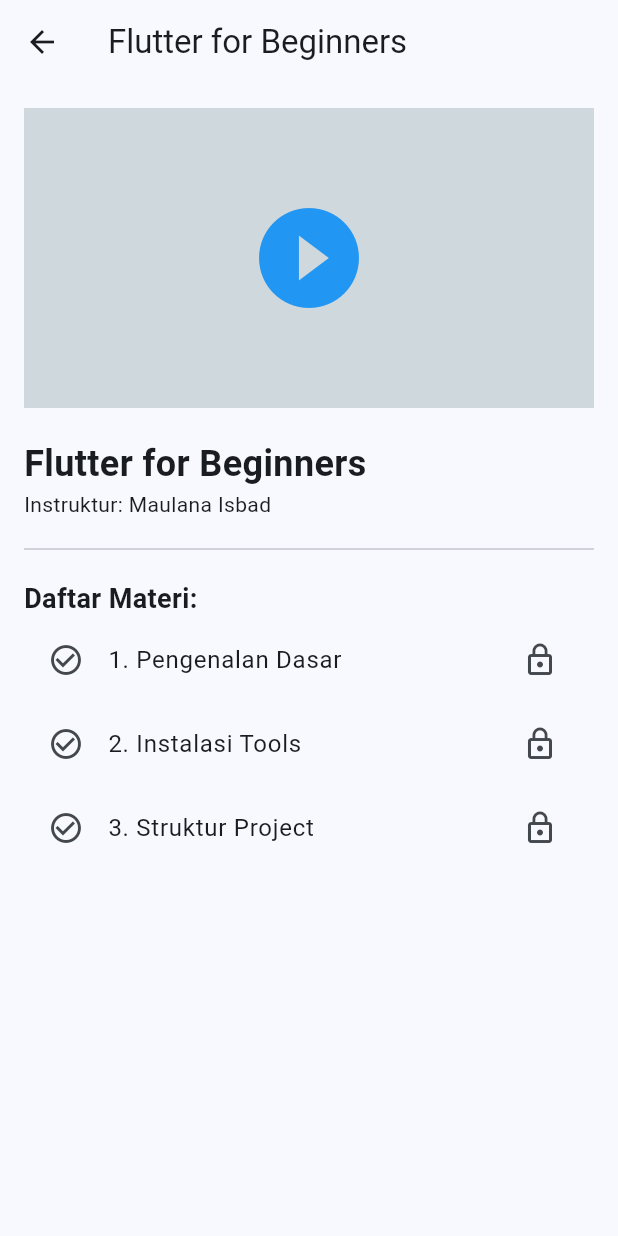
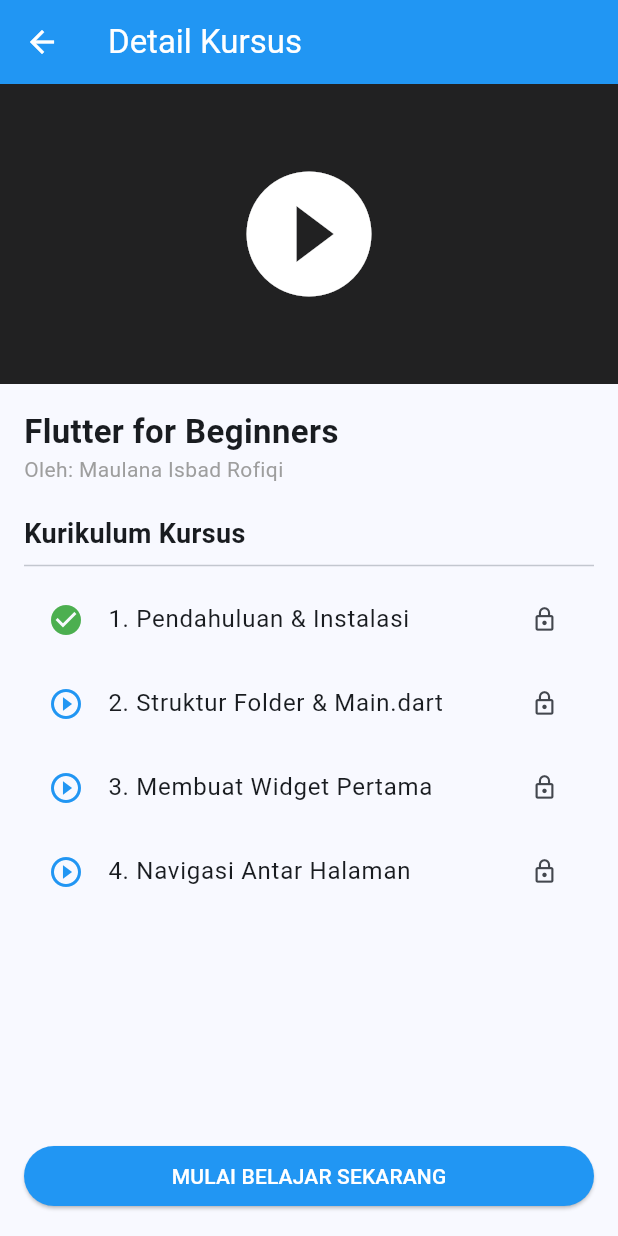
Before and after one commit to maulana-isbad-rofiqi/LSM, a Flutter app: the screen it shows after launch, after a tap on "LOGIN", after a tap on "Flutter for Beginners", on a phone screen of 412 x 824 dp. Run offline on Flutter 3.47's test engine with Material 3 defaults, Android fonts, the light colour scheme and no system bars.

Commit message:
Fitur: Menambahkan Halaman Detail Kursus dan Halaman Profil lengkap

```diff
--- a/lib/screens/course_detail_screen.dart
+++ b/lib/screens/course_detail_screen.dart
@@ -7,33 +7,56 @@
   @override
   Widget build(BuildContext context) {
     return Scaffold(
-      appBar: AppBar(title: Text(title)),
-      body: ListView(
-        padding: const EdgeInsets.all(16),
+      appBar: AppBar(
+        title: const Text("Detail Kursus"),
+        backgroundColor: Colors.blue,
+        foregroundColor: Colors.white,
+      ),
+      body: Column(
         children: [
+          // Header Video Placeholder
           Container(
             height: 200,
-            color: Colors.blueGrey[100],
-            child: const Icon(Icons.play_circle_fill, size: 80, color: Colors.blue),
+            width: double.infinity,
+            color: Colors.black87,
+            child: const Icon(Icons.play_circle_fill, size: 100, color: Colors.white),
           ),
-          const SizedBox(height: 20),
-          Text(title, style: const TextStyle(fontSize: 24, fontWeight: FontWeight.bold)),
-          const Text("Instruktur: Maulana Isbad"),
-          const Divider(height: 40),
-          const Text("Daftar Materi:", style: TextStyle(fontSize: 18, fontWeight: FontWeight.bold)),
-          _buildLessonItem("1. Pengenalan Dasar"),
-          _buildLessonItem("2. Instalasi Tools"),
-          _buildLessonItem("3. Struktur Project"),
+          Expanded(
+            child: ListView(
+              padding: const EdgeInsets.all(16),
+              children: [
+                Text(title, style: const TextStyle(fontSize: 22, fontWeight: FontWeight.bold)),
+                const Text("Oleh: Maulana Isbad Rofiqi", style: TextStyle(color: Colors.grey)),
+                const SizedBox(height: 20),
+                const Text("Kurikulum Kursus", style: TextStyle(fontSize: 18, fontWeight: FontWeight.bold)),
+                const Divider(),
+                _buildLessonTile("1. Pendahuluan & Instalasi", true),
+                _buildLessonTile("2. Struktur Folder & Main.dart", false),
+                _buildLessonTile("3. Membuat Widget Pertama", false),
+                _buildLessonTile("4. Navigasi Antar Halaman", false),
+              ],
+            ),
+          ),
         ],
+      ),
+      bottomNavigationBar: Padding(
+        padding: const EdgeInsets.all(16.0),
+        child: ElevatedButton(
+          onPressed: () {},
+          style: ElevatedButton.styleFrom(backgroundColor: Colors.blue, foregroundColor: Colors.white),
+          child: const Text("MULAI BELAJAR SEKARANG"),
+        ),
       ),
     );
   }
 
-  Widget _buildLessonItem(String lesson) {
+  Widget _buildLessonTile(String title, bool isCompleted) {
     return ListTile(
-      leading: const Icon(Icons.check_circle_outline),
-      title: Text(lesson),
-      trailing: const Icon(Icons.lock_outline),
+      leading: Icon(isCompleted ? Icons.check_circle : Icons.play_circle_outline,
+                   color: isCompleted ? Colors.green : Colors.blue),
+      title: Text(title),
+      trailing: const Icon(Icons.lock_outline, size: 18),
+      onTap: () {}, // Tambahkan navigasi ke video player jika perlu
     );
   }
 }
```
Also changed, not shown: lib/screens/profile_screen.dart (+30 -8 lines).
